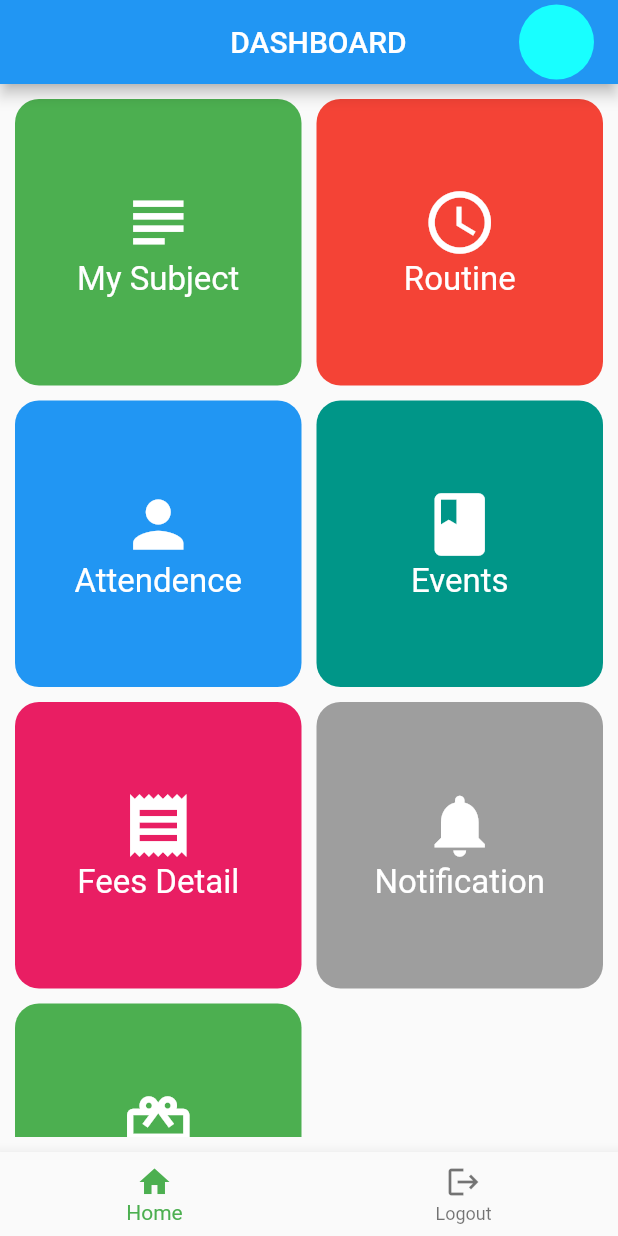
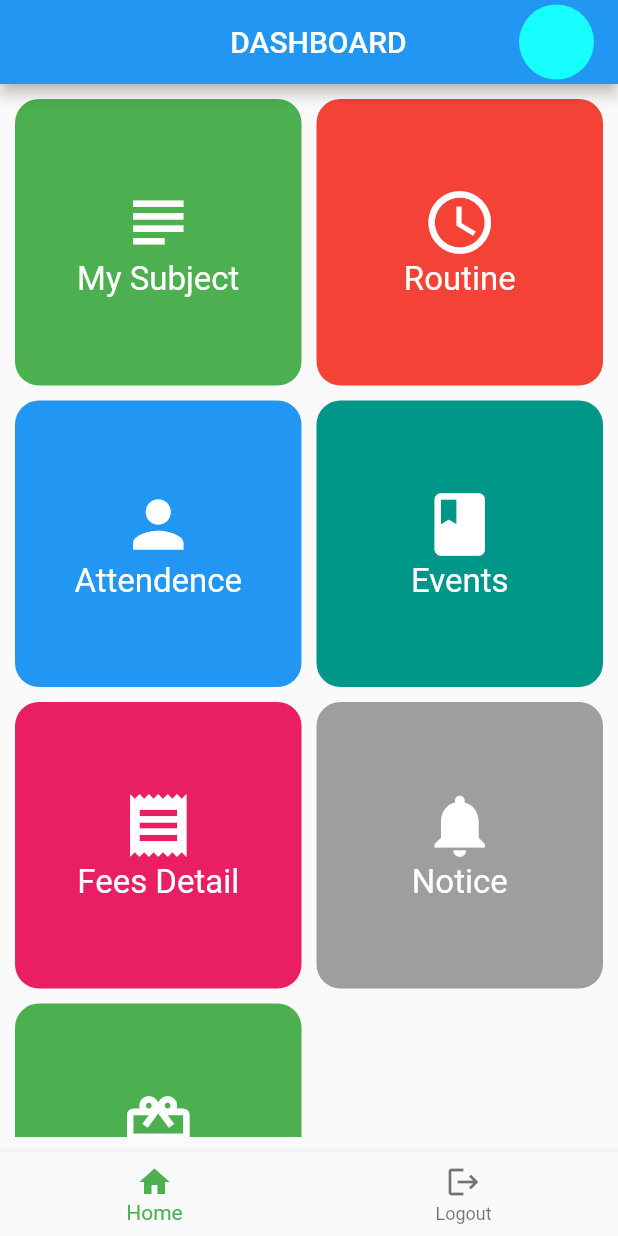
Before and after one commit to SaileshRokaya/ANS, a Flutter app: the screen it shows after launch, on a phone screen of 412 x 824 dp. Run offline on Flutter 3.47's test engine with Material 2 defaults, Android fonts, the phone set to English and light mode, and no system bars; our stand-ins replace carousel_slider, cloud_firestore, firebase_auth, firebase_core, fluttertoast; accounts and stored records are empty.

Commit message:
make tap functional in home_grid.dart of fees container

```diff
--- a/lib/views/home_grid.dart
+++ b/lib/views/home_grid.dart
@@ -1,5 +1,6 @@
 // ignore_for_file: prefer_const_constructors
 
+import 'package:ans/views/account.dart';
 import 'package:ans/views/attendance.dart';
 import 'package:ans/views/myroutine.dart';
 import 'package:flutter/material.dart';
@@ -24,7 +25,6 @@ class _HomeGridState extends State<HomeGrid> {
           child: Container(
             child: Column(
               mainAxisAlignment: MainAxisAlignment.center,
-              // ignore: prefer_const_literals_to_create_immutables
               children: [
                 Icon(
                   Icons.subject,
@@ -106,7 +106,7 @@ class _HomeGridState extends State<HomeGrid> {
           },
         ),
 
-        // My subject container
+        // Events container
         Container(
           child: Column(
             mainAxisAlignment: MainAxisAlignment.center,
@@ -129,11 +129,11 @@ class _HomeGridState extends State<HomeGrid> {
           ),
         ),
 
-        // Holidays container
-        Container(
+        // Fees Detail Container
+        InkWell(
+          child: Container(
             child: Column(
               mainAxisAlignment: MainAxisAlignment.center,
-            // ignore: prefer_const_literals_to_create_immutables
               children: [
                 Icon(
                   Icons.receipt,
@@ -152,7 +152,15 @@ class _HomeGridState extends State<HomeGrid> {
             ),
           ),
 
-        // Notification container
+          // After pressing the fees detail grid it takes to the
+          // account information page
+          onTap: () {
+            Navigator.push(
+                context, MaterialPageRoute(builder: (context) => FeePage()));
+          },
+        ),
+
+        // Notice container
         Container(
           child: Column(
             mainAxisAlignment: MainAxisAlignment.center,
@@ -164,7 +172,7 @@ class _HomeGridState extends State<HomeGrid> {
                 color: Colors.white,
               ),
               Text(
-                "Notification",
+                "Notice",
                 style: TextStyle(fontSize: 22, color: Colors.white),
               )
             ],
```
Lines whose indentation alone changed are shown as unchanged.
